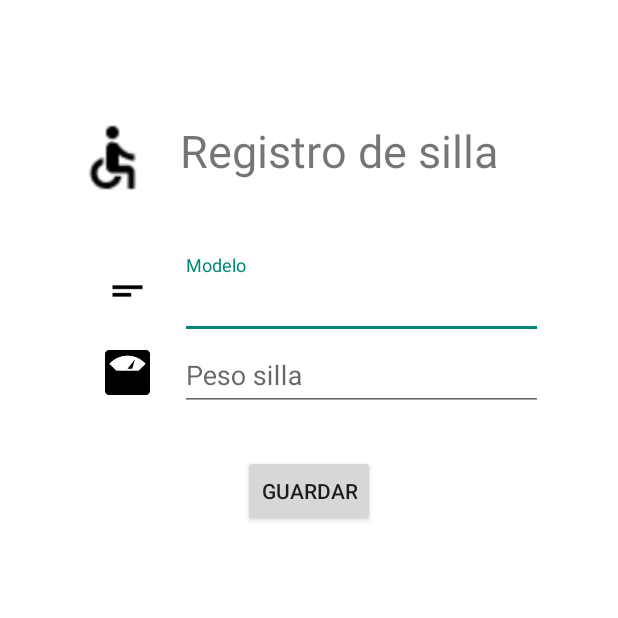
After one commit to sbh896/TFGBascula, an Android app: the fragment AniadirSillaFragment shown on its own in the app's theme, on a phone screen of 412 x 824 dp, the top half of it. The commit adds this screen. Run offline under Robolectric (Android 15) with nearby library versions, the phone set to English and light mode, and no system bars; our stand-ins replace Firebase (no records; nobody signed in at launch, a user with empty details on screens opened directly); 1 statement that could not run was skipped.

Commit message:
Selección y guardado de silla

```diff
--- /dev/null
+++ b/app/src/main/java/tfg/sergio/bascula/bascula/AniadirSillaFragment.java
@@ -0,0 +1,136 @@
+package tfg.sergio.bascula.bascula;
+
+import android.app.AlertDialog;
+import android.app.DatePickerDialog;
+import android.app.ProgressDialog;
+import android.content.Context;
+import android.content.DialogInterface;
+import android.graphics.Color;
+import android.graphics.drawable.ColorDrawable;
+import android.net.Uri;
+import android.os.Bundle;
+import android.os.StrictMode;
+import android.support.annotation.Nullable;
+import android.support.v4.app.Fragment;
+import android.support.v4.app.FragmentManager;
+import android.support.v4.app.FragmentTransaction;
+import android.view.ContextThemeWrapper;
+import android.view.LayoutInflater;
+import android.view.View;
+import android.view.ViewGroup;
+import android.widget.Button;
+import android.widget.EditText;
+import android.widget.ImageButton;
+
+import com.google.firebase.database.DatabaseReference;
+import com.google.firebase.database.FirebaseDatabase;
+import com.google.firebase.storage.StorageReference;
+
+import java.util.Calendar;
+import java.util.Random;
+
+import tfg.sergio.bascula.Models.Paciente;
+import tfg.sergio.bascula.Models.Silla;
+import tfg.sergio.bascula.Pacientes.PacientesFragment;
+import tfg.sergio.bascula.R;
+import tfg.sergio.bascula.Resources.FixedDatePicker;
+
+/**
+ * Created by yeyo on 06/06/2018.
+ */
+
+public class AniadirSillaFragment extends Fragment {
+    private EditText inputModelo, inputPeso;
+    private Button inputGuardar;
+
+    //almacenamiento firebase
+    private DatabaseReference mDatabaseSillas, mDatabasePacientes;
+
+    private ProgressDialog progreso;
+    private AlertDialog.Builder builder;
+    private Paciente pacienteOriginal;
+
+
+
+    @Nullable
+    @Override
+    public View onCreateView(LayoutInflater inflater, @Nullable ViewGroup container, @Nullable Bundle savedInstanceState) {
+        StrictMode.VmPolicy.Builder builder = new StrictMode.VmPolicy.Builder();
+        StrictMode.setVmPolicy(builder.build());
+        return inflater.inflate(R.layout.fragment_aniadir_silla, null);    }
+
+    @Override
+    public void onViewCreated(View view, @Nullable Bundle savedInstanceState) {
+        super.onViewCreated(view, savedInstanceState);
+
+        Bundle bundle = getArguments();
+        pacienteOriginal = bundle.getParcelable("paciente");
+        mDatabaseSillas = FirebaseDatabase.getInstance().getReference("silla");
+        mDatabasePacientes = FirebaseDatabase.getInstance().getReference("pacientes");
+
+        inputModelo = (EditText) view.findViewById(R.id.modelo);
+        inputPeso = view.findViewById(R.id.btn_peso_silla);
+        inputGuardar =  view.findViewById(R.id.btn_guardar_silla);
+
+        inputPeso.setOnClickListener(new View.OnClickListener() {
+            @Override
+            public void onClick(View view) {
+                AlertDialog alert = builder.create();
+                alert.show();
+            }
+        });
+
+        builder = new AlertDialog.Builder(getActivity());
+        builder.setTitle("Pesar silla");
+        builder.setMessage("Por favor coloque la silla en la báscula y pulse aceptar");
+        builder.setPositiveButton("Aceptar", new DialogInterface.OnClickListener() {
+            @Override
+            public void onClick(DialogInterface dialogInterface, int i) {
+                Random r = new Random();
+                int Low = 50;
+                int High = 100;
+                int Result = r.nextInt(High-Low) + Low;
+
+                inputPeso.setText(Result + "");
+            }
+        });
+
+        builder.setNegativeButton("Cancelar", new DialogInterface.OnClickListener() {
+            @Override
+            public void onClick(DialogInterface dialogInterface, int i) {
+
+                dialogInterface.dismiss();
+            }
+        });
+
+
+        inputGuardar.setOnClickListener(new View.OnClickListener() {
+
+            @Override
+            public void onClick(View view) {
+                String Modelo = String.valueOf(inputModelo.getText());
+                int peso = 0;
+                peso = Integer.parseInt(String.valueOf(inputPeso.getText()));
+
+                if(Modelo == null || peso == 0){
+                    return;
+                }
+                else{
+                    Silla silla = new Silla();
+                    silla.peso = (float)peso;
+                    silla.modelo = Modelo;
+                    String id = mDatabaseSillas.push().getKey();
+                    pacienteOriginal.setCodigoSilla(id);
+                    mDatabaseSillas.child(pacienteOriginal.getCodigoSilla()).removeValue();
+                    mDatabaseSillas.child(id).setValue(silla);
+
+                    mDatabasePacientes.child(pacienteOriginal.getId()).setValue(pacienteOriginal);
+                    FragmentManager fm = getFragmentManager();
+                    fm.popBackStack();
+
+                }
+            }
+        });
+
+    }
+}
--- a/app/src/main/java/tfg/sergio/bascula/bascula/basculaResultFragment.java
+++ b/app/src/main/java/tfg/sergio/bascula/bascula/basculaResultFragment.java
@@ -234,6 +234,7 @@ public class basculaResultFragment extends Fragment{
                 //Guardado del registro en Firebase
                 if(uriImagenAltaCalidad == null){
                     mDatabase.child(id).setValue(regis);
+                    getFragmentManager().popBackStackImmediate();
                     return;
                 }
 
--- /dev/null
+++ b/app/src/main/res/layout/fragment_aniadir_silla.xml
@@ -0,0 +1,94 @@
+<?xml version="1.0" encoding="utf-8"?>
+<android.support.constraint.ConstraintLayout
+    xmlns:android="http://schemas.android.com/apk/res/android" android:layout_width="match_parent"
+    android:layout_height="match_parent">
+    <RelativeLayout
+        android:layout_width="fill_parent"
+        android:layout_height="fill_parent"
+        android:background="@color/white"
+        android:orientation="vertical"
+        android:padding="50dp">
+
+        <ImageView
+            android:id="@+id/imagen_silla_titulo"
+            android:layout_width="50dp"
+            android:layout_height="50dp"
+            android:src="@drawable/ic_silla"
+            android:layout_marginTop="30dp"
+            android:layout_marginBottom="40dp"
+            />
+        <TextView
+            android:layout_marginLeft="20dp"
+            android:layout_width="wrap_content"
+            android:layout_height="wrap_content"
+            android:text="Registro de silla"
+            android:textSize="30dp"
+            android:layout_alignTop="@+id/imagen_silla_titulo"
+            android:layout_toRightOf="@+id/imagen_silla_titulo"/>
+        <ImageView
+            android:id="@+id/imagen_estado"
+            android:layout_width="30dp"
+            android:layout_height="wrap_content"
+            android:layout_below="@+id/imagen_silla_titulo"
+            android:layout_marginLeft="20dp"
+            android:layout_marginRight="20dp"
+            android:src="@drawable/ic_modelo"/>
+
+        <android.support.design.widget.TextInputLayout
+            android:layout_width="match_parent"
+            android:layout_height="wrap_content"
+            android:layout_below="@+id/imagen_silla_titulo"
+            android:id="@+id/container_nombre"
+            android:layout_toRightOf="@id/imagen_estado">
+
+            <EditText
+                android:id="@+id/modelo"
+                android:layout_width="fill_parent"
+                android:layout_height="wrap_content"
+                android:layout_marginBottom="10dp"
+                android:hint="Modelo"
+                android:inputType="text"
+                android:textColor="@android:color/black"
+                android:textColorHint="@android:color/black" />
+        </android.support.design.widget.TextInputLayout>
+        <ImageView
+            android:id="@+id/imagen_centro"
+            android:layout_width="30dp"
+            android:layout_height="30dp"
+            android:layout_marginTop="15dp"
+            android:layout_below="@+id/imagen_estado"
+            android:layout_marginLeft="20dp"
+            android:layout_marginRight="20dp"
+            android:src="@drawable/ic_bascula"/>
+        <android.support.design.widget.TextInputLayout
+            android:layout_width="match_parent"
+            android:layout_height="wrap_content"
+            android:layout_below="@id/imagen_estado"
+            android:layout_toRightOf="@id/imagen_centro">
+
+            <EditText
+                android:id="@+id/btn_peso_silla"
+                android:layout_width="fill_parent"
+                android:layout_height="wrap_content"
+                android:layout_marginBottom="10dp"
+                android:hint="Peso silla"
+                android:inputType="text"
+                android:clickable="false"
+                android:focusable="false"
+                android:cursorVisible="false"
+                android:focusableInTouchMode="false"
+                android:textColor="@android:color/black"
+                android:textColorHint="@android:color/black" />
+        </android.support.design.widget.TextInputLayout>
+
+        <Button
+            android:layout_marginTop="40dp"
+            android:id="@+id/btn_guardar_silla"
+            android:text="@string/guardar"
+            android:layout_width="wrap_content"
+            android:layout_height="wrap_content"
+            android:gravity="center"
+            android:layout_centerHorizontal="true"
+            android:layout_below="@id/imagen_centro"/>
+    </RelativeLayout>
+</android.support.constraint.ConstraintLayout>
--- a/app/src/main/res/layout/menu_item_pacientes.xml
+++ b/app/src/main/res/layout/menu_item_pacientes.xml
@@ -6,7 +6,7 @@
     app:cardElevation="2dp"
     android:layout_margin="7dp"
     android:layout_gravity="center"
-    android:background="@drawable/degradado_rojo">
+    android:background="@drawable/degradado_verde">
 
 
     <LinearLayout
@@ -20,7 +20,8 @@
     <ImageView
             android:src="@drawable/item_pacientes"
             android:layout_gravity="center"
-        android:scaleType="fitXY"
+            android:layout_marginTop="15dp"
+            android:scaleType="fitXY"
             android:layout_width="wrap_content"
             android:layout_height="wrap_content" />
 
--- a/app/src/main/res/layout/seleccion_silla_layout.xml
+++ b/app/src/main/res/layout/seleccion_silla_layout.xml
@@ -30,6 +30,7 @@
             android:layout_marginRight="20dp"
             android:src="@drawable/ic_silla"/>
         <TextView
+            android:id="@+id/txt_modelo"
             android:layout_width="wrap_content"
             android:layout_height="wrap_content"
             android:layout_toRightOf="@id/imagen_centro"
@@ -46,13 +47,14 @@
             android:layout_marginRight="20dp"
             android:src="@drawable/ic_bascula"/>
         <TextView
+            android:id="@+id/txt_peso"
             android:layout_marginTop="20dp"
             android:layout_width="wrap_content"
             android:layout_height="wrap_content"
             android:layout_toRightOf="@id/imagen_peso"
             android:layout_below="@id/imagen_centro"
             android:textSize="20dp"
-            android:text="Modelo"/>
+            android:text="Peso KG"/>
 
         <Button
             android:layout_width="wrap_content"
```
Also changed, not shown: app/src/main/java/tfg/sergio/bascula/Pacientes/DetallePacienteFragment.java (+41 -1 lines), app/src/main/res/drawable/degradado_azul.xml (added, +9 -0 lines), app/src/main/res/drawable/degradado_rojo2.xml (added, +9 -0 lines), app/src/main/res/drawable/degradado_verde.xml (added, +9 -0 lines), app/src/main/res/drawable/ic_logout.xml (deleted, +0 -8 lines), app/src/main/res/layout/menu_item_calendario.xml (+6 -4 lines), app/src/main/res/layout/menu_item_centros.xml (+9 -6 lines), app/src/main/res/layout/menu_item_logout.xml (+5 -4 lines), app/src/main/res/values/colors.xml (+5 -2 lines), app/src/main/res/drawable/ic_logout.png (added), app/src/main/res/drawable/ic_modelo.png (added).
